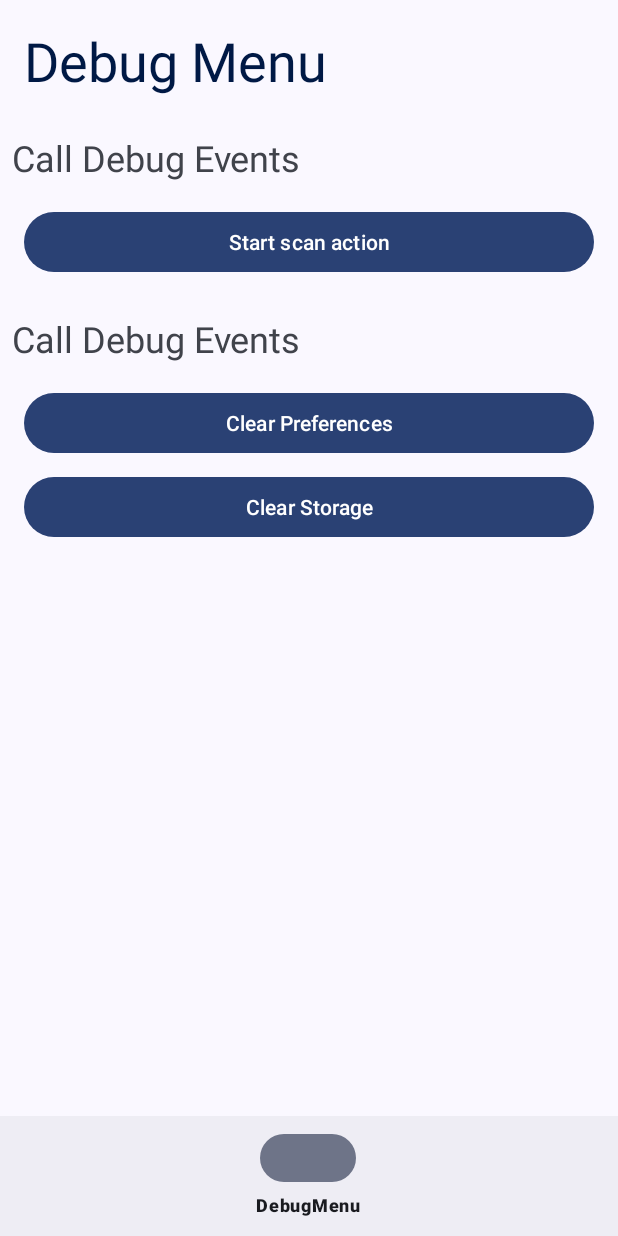
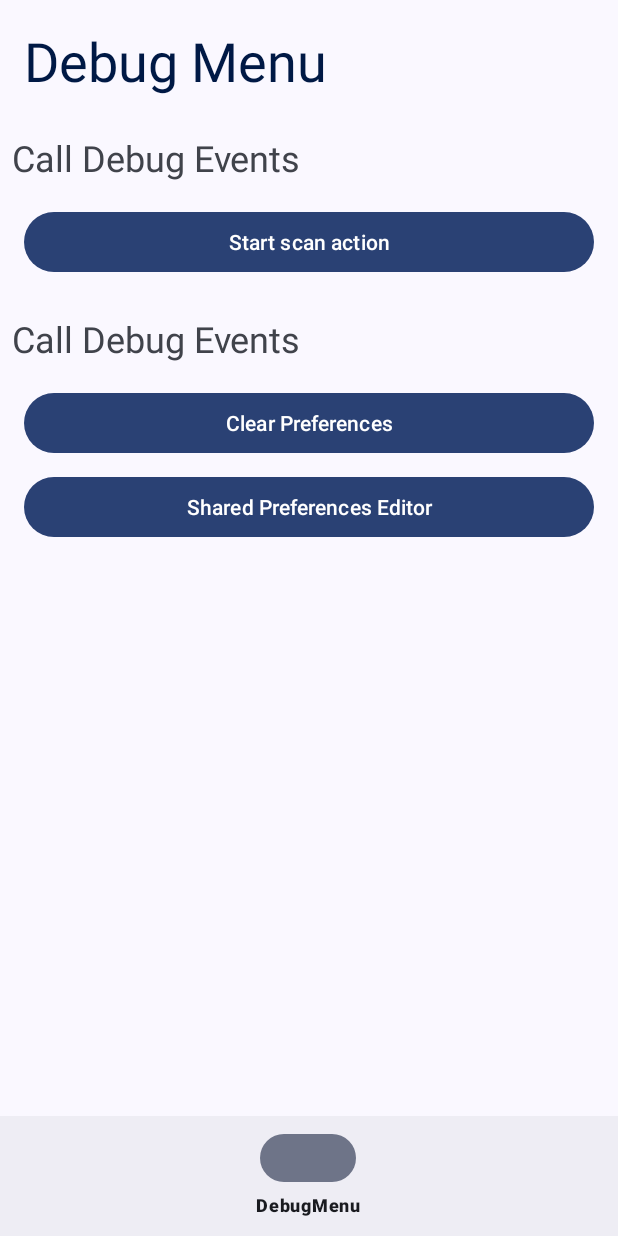
Before and after one commit to lacerta-doc/Lacerta, an Android app: the screen it shows after launch (MainActivity), on a phone screen of 412 x 824 dp. Run offline under Robolectric (Android 15) with nearby library versions, the phone set to English and light mode, and no system bars; our stand-ins replace Dagger/Hilt's generated code, navigation-ui.

Commit message:
PlaceHolder入れたりした

```diff
--- a/feature/debug/src/main/java/one/nem/lacerta/feature/debug/DebugMenuFragment.java
+++ b/feature/debug/src/main/java/one/nem/lacerta/feature/debug/DebugMenuFragment.java
@@ -80,14 +80,19 @@ public class DebugMenuFragment extends Fragment {
     public void onViewCreated(View view, Bundle savedInstanceState) {
         super.onViewCreated(view, savedInstanceState);
 
-//        Button button = view.findViewById(R.id.button_di_test);
-//        // Lambda
-//        button.setOnClickListener(v -> {
-//            Toast.makeText(getContext(), deviceMeta.getDeviceMeta().getAndroidApiLevel()
-//                    + deviceMeta.getDeviceMeta().getAndroidVersion()
-//                    + deviceMeta.getDeviceMeta().getDeviceManufacturer()
-//                    + deviceMeta.getDeviceMeta().getDeviceModel(), Toast.LENGTH_SHORT).show();
-//        });
+        view.findViewById(R.id.btn_debug_menu_scan).setOnClickListener( v -> {
+            // スキャン機能呼び出し
+            Toast.makeText(getContext(), "testMessage", Toast.LENGTH_SHORT).show();
+        });
 
+        view.findViewById(R.id.btn_debug_menu_shared_pref_editor).setOnClickListener( v -> {
+            // SharedPrefEditor機能呼び出し
+            Toast.makeText(getContext(), "textMessage", Toast.LENGTH_SHORT).show();
+        });
+
+        view.findViewById(R.id.btn_debug_menu_clear_pref).setOnClickListener( v -> {
+            // SharedPrefClear
+            Toast.makeText(getContext(), "textMessage", Toast.LENGTH_SHORT).show();
+        });
     }
 }
--- a/feature/debug/src/main/res/layout/fragment_debug_menu.xml
+++ b/feature/debug/src/main/res/layout/fragment_debug_menu.xml
@@ -66,10 +66,10 @@
                 android:layout_marginTop="8dp" />
 
             <com.google.android.material.button.MaterialButton
-                android:id="@+id/btn_debug_menu_clear_storage"
+                android:id="@+id/btn_debug_menu_shared_pref_editor"
                 android:layout_width="match_parent"
                 android:layout_height="wrap_content"
-                android:text="Clear Storage"
+                android:text="Shared Preferences Editor"
                 android:layout_marginStart="16dp"
                 android:layout_marginEnd="16dp"
                 android:layout_marginTop="8dp" />
```
